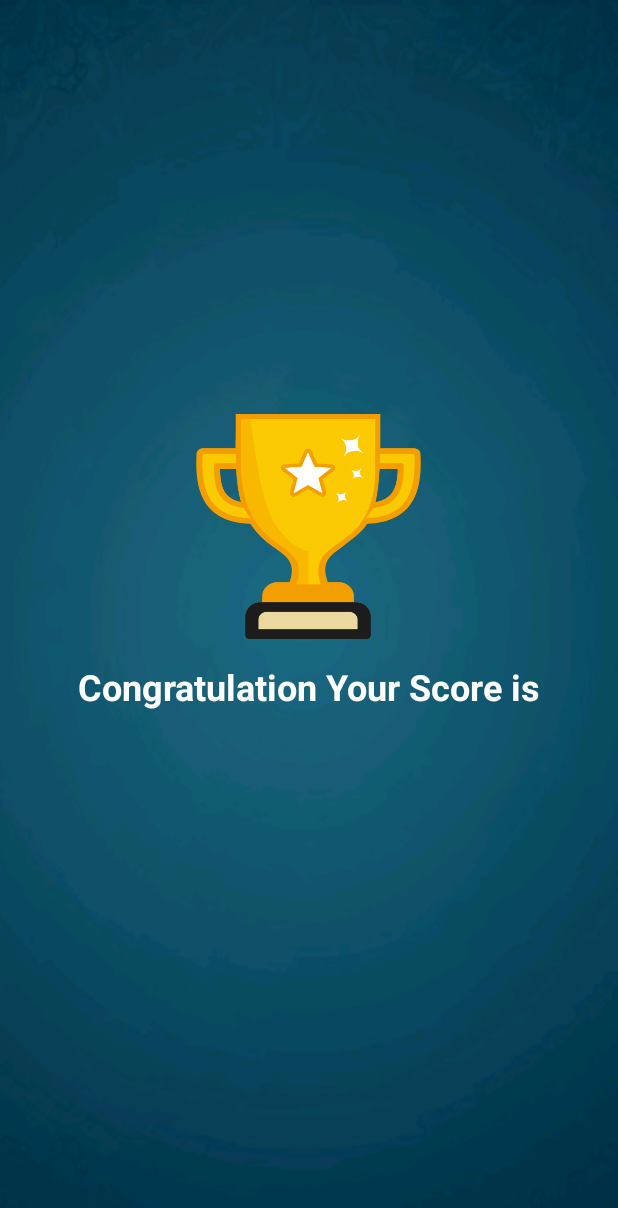
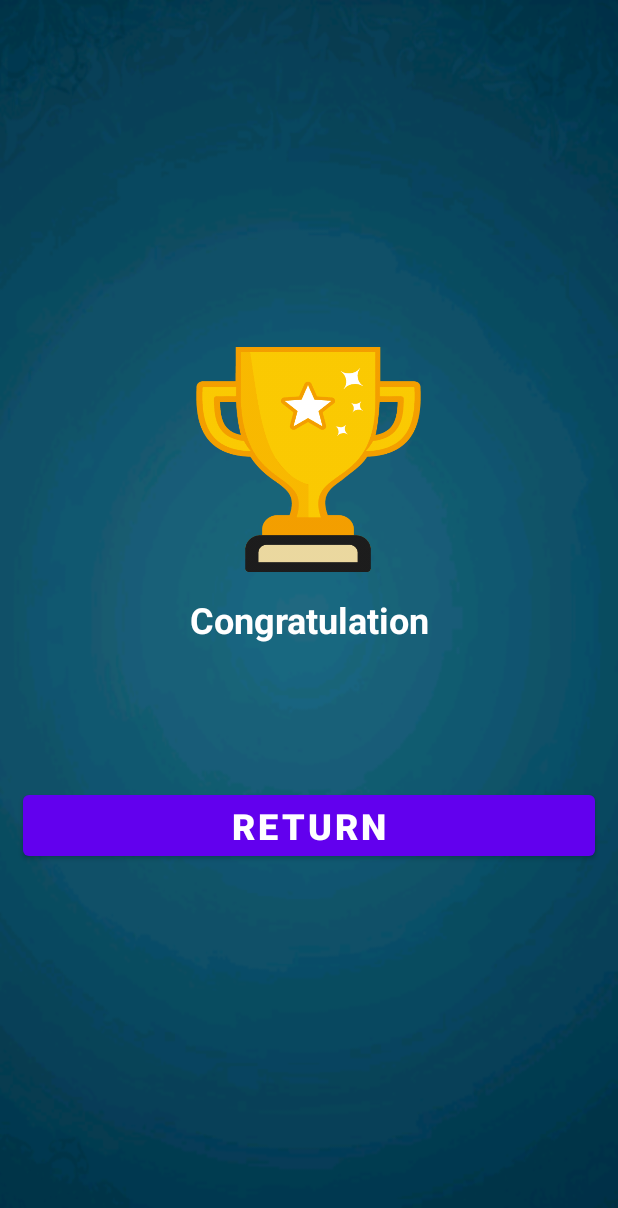
Before and after one commit to DungHP/Quiz_App, an Android app: the layout activity_final_result.xml on its own in the app's theme, with its tools: preview values and no code run, on a phone screen of 412 x 824 dp. Shown: the top 1208 px of the screen. Run offline under Robolectric (Android 15) with nearby library versions, the phone set to English and light mode, and no system bars.

Commit message:
Finishing the Final Result Activity with Intent

```diff
--- a/app/src/main/AndroidManifest.xml
+++ b/app/src/main/AndroidManifest.xml
@@ -14,7 +14,7 @@
         android:theme="@style/Theme.Quiz_App"
         tools:targetApi="31">
         <activity
-            android:name=".FinalResult"
+            android:name=".FinalResultActivity"
             android:exported="false" />
         <activity
             android:name=".QuestionActivity"
--- a/app/src/main/java/com/example/quiz_app/Constants.kt
+++ b/app/src/main/java/com/example/quiz_app/Constants.kt
@@ -1,6 +1,9 @@
 package com.example.quiz_app
 
 object Constants {
+    const val USER_NAME: String = "user_name"
+    const val ALL_CORRECT_ANSWERS: String = "all_correct_answer"
+    const val TOTAL_QUESTIONS: String = "total_questions"
     fun getAllQuestions():ArrayList<Question>{
         val questionList = ArrayList<Question>()
 
--- a/app/src/main/java/com/example/quiz_app/MainActivity.kt
+++ b/app/src/main/java/com/example/quiz_app/MainActivity.kt
@@ -20,6 +20,7 @@ class MainActivity : AppCompatActivity() {
             }
             else{
                 val intent = Intent(this, QuestionActivity::class.java)
+                intent.putExtra(Constants.USER_NAME, editTextName.text.toString())
                 startActivity(intent)
                 finish()
             }
--- a/app/src/main/res/layout/activity_final_result.xml
+++ b/app/src/main/res/layout/activity_final_result.xml
@@ -6,7 +6,7 @@
     android:orientation="vertical"
     android:background="@drawable/result_background"
     android:gravity="center"
-    tools:context=".FinalResult">
+    tools:context=".FinalResultActivity">
 
     <ImageView
         android:id="@+id/iv_result_image"
@@ -20,17 +20,36 @@
         android:layout_height="wrap_content"
         android:textColor="@color/white"
         android:textStyle="bold"
-        android:text="Congratulation Your Score is"
+        android:text="Congratulation"
         android:gravity="center"
         android:textSize="24sp"
         android:layout_margin="15dp"
         />
     <TextView
+        android:id="@+id/tv_name"
+        android:layout_width="match_parent"
+        android:layout_height="wrap_content"
+        android:textColor="@color/white"
+        android:textStyle="bold"
+        android:gravity="center"
+        android:textSize="24sp"
+        />
+    <TextView
         android:id="@+id/tv_total_score"
         android:layout_width="match_parent"
         android:layout_height="wrap_content"
-        android:layout_margin="15dp"
-        android:textSize="20sp"
+        android:textColor="@color/white"
+        android:gravity="center"
+        android:textSize="23sp"
         android:textStyle="bold"
         />
+    <Button
+        android:id="@+id/button_finish"
+        android:layout_width="match_parent"
+        android:layout_margin="15dp"
+        android:layout_height="wrap_content"
+        android:textSize="24sp"
+        android:textStyle="bold"
+        android:text="RETURN"
+        />
 </LinearLayout>
```
Also changed, not shown: app/src/main/java/com/example/quiz_app/FinalResult.kt (deleted, +0 -11 lines), app/src/main/java/com/example/quiz_app/FinalResultActivity.kt (added, +30 -0 lines), app/src/main/java/com/example/quiz_app/QuestionActivity.kt (+13 -2 lines).
